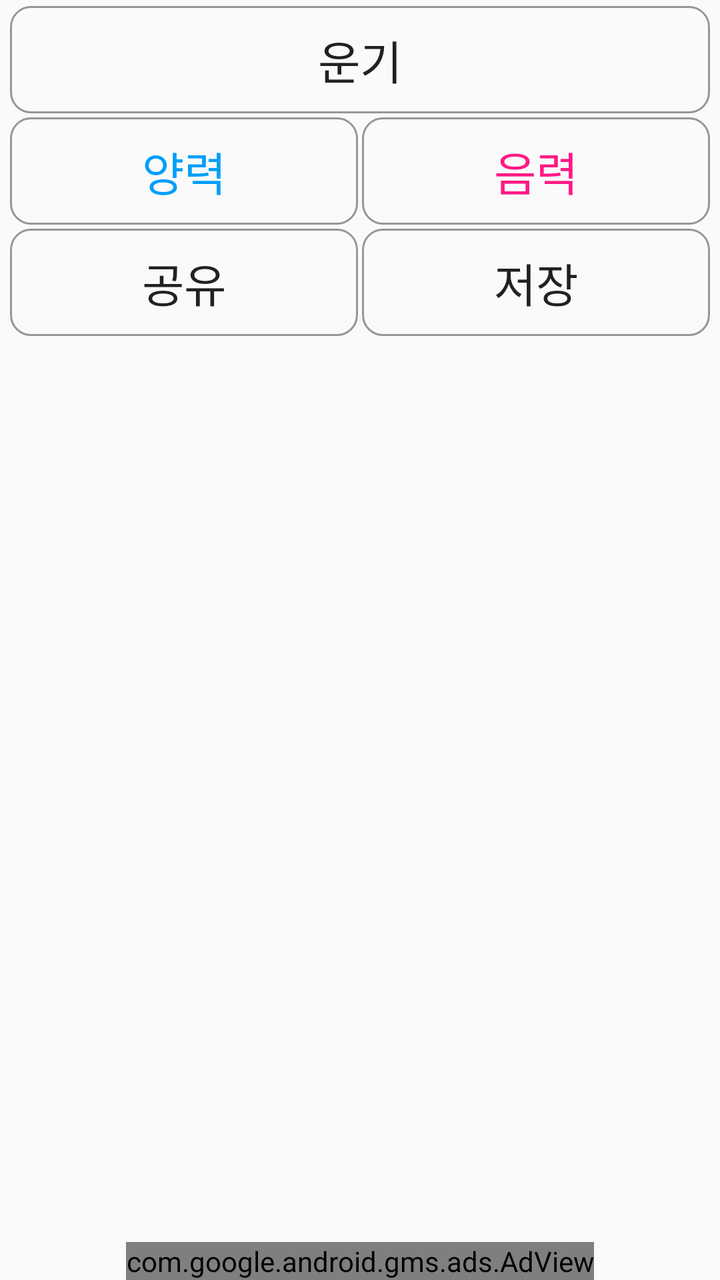
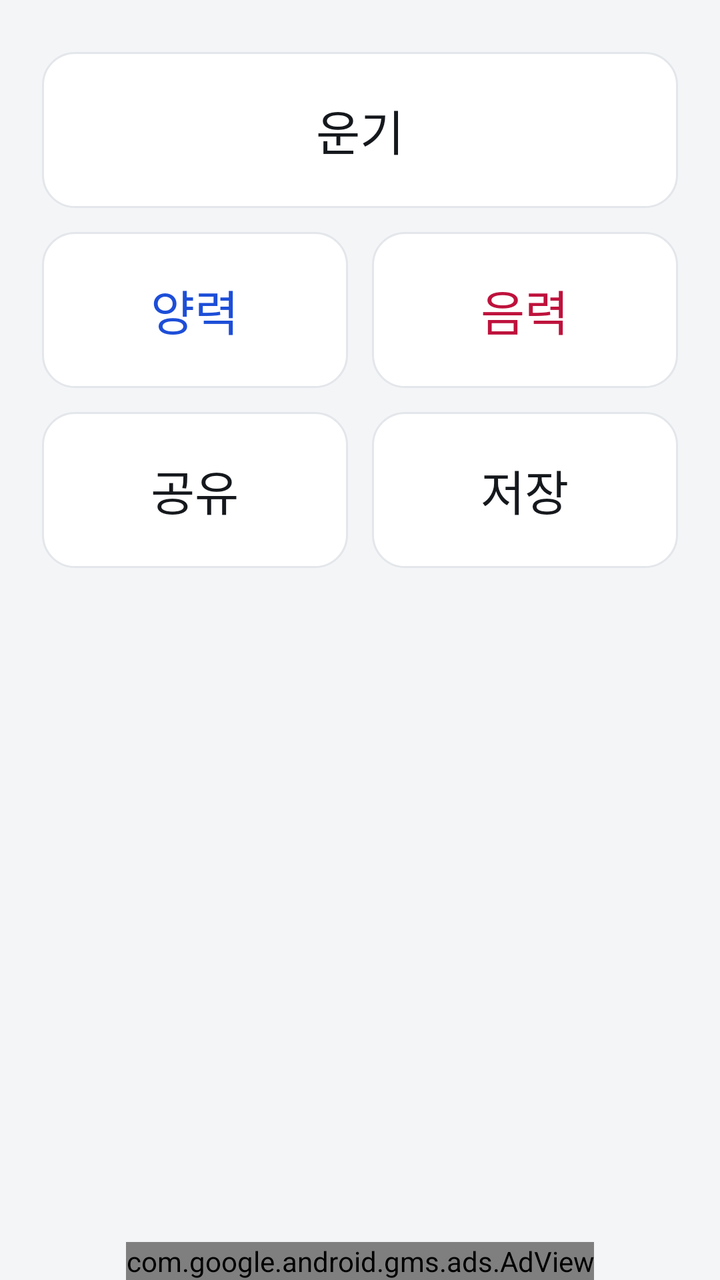

Screens rendered from an Android XML layout before and after an edit, with the pre-edit source and the edit as a unified diff.
<!-- AndroidManifest.xml: application theme AppTheme -->
<!-- res/layout/activity_ungi.xml -->
<?xml version="1.0" encoding="utf-8"?>
<RelativeLayout
    xmlns:android="http://schemas.android.com/apk/res/android"
    xmlns:ads="http://schemas.android.com/apk/res-auto"
    android:layout_width="match_parent"
    android:layout_height="match_parent"
    android:layout_centerHorizontal="true">

    <com.google.android.gms.ads.AdView
        android:id="@+id/adView"
        android:layout_width="wrap_content"
        android:layout_height="wrap_content"
        android:layout_centerHorizontal="true"
        android:layout_alignParentBottom="true"
        ads:adSize="BANNER"
        ads:adUnitId="@string/banner_ad_unit_id" />

    <Button
        android:id="@+id/button_ungi"
        android:layout_width="fill_parent"
        android:layout_height="wrap_content"
        android:layout_alignParentTop="true"
        android:layout_centerHorizontal="true"
        android:layout_marginLeft="5dp"
        android:layout_marginRight="5dp"
        android:layout_marginTop="3dp"
        android:background="@drawable/button_test"
        android:text="운기"
        android:textSize="23dp" />

    <LinearLayout
        android:id="@+id/linearLayout3"
        android:layout_width="match_parent"
        android:layout_height="wrap_content"
        android:layout_below="@+id/button_ungi"
        android:layout_centerHorizontal="true"
        android:layout_marginTop="2dp"
        android:orientation="horizontal">

        <Button
            android:id="@+id/button_plus"
            android:layout_width="match_parent"
            android:layout_height="wrap_content"
            android:layout_marginLeft="5dp"
            android:layout_marginRight="1dp"
            android:layout_weight="1"
            android:background="@drawable/button_test"
            android:text="양력"
            android:textColor="#009EF9"
            android:textSize="23dp" />

        <Button
            android:id="@+id/button_minus"
            android:layout_width="match_parent"
            android:layout_height="wrap_content"
            android:layout_marginLeft="1dp"
            android:layout_marginRight="5dp"
            android:layout_weight="1"
            android:background="@drawable/button_test"
            android:text="음력"
            android:textColor="#FF1A85"
            android:textSize="23dp" />
    </LinearLayout>

    <LinearLayout
        android:id="@+id/linearLayout4"
        android:layout_width="match_parent"
        android:layout_height="wrap_content"
        android:layout_below="@+id/linearLayout3"
        android:layout_centerHorizontal="true"
        android:layout_marginTop="2dp"
        android:orientation="horizontal">

        <Button
            android:id="@+id/button_share"
            android:layout_width="match_parent"
            android:layout_height="wrap_content"
            android:layout_marginLeft="5dp"
            android:layout_marginRight="1dp"
            android:layout_weight="1"
            android:background="@drawable/button_test"
            android:text="공유"
            android:textSize="23dp" />

        <Button
            android:id="@+id/button_Card"
            android:layout_width="match_parent"
            android:layout_height="wrap_content"
            android:layout_marginLeft="1dp"
            android:layout_marginRight="5dp"
            android:layout_weight="1"
            android:background="@drawable/button_test"
            android:text="저장"
            android:textSize="23dp" />
    </LinearLayout>


</RelativeLayout>
<!-- resources referenced by this layout -->
<resources>
  <!-- drawable button_test (drawable) -->
  <?xml version="1.0" encoding="utf-8"?>
  <selector xmlns:android="http://schemas.android.com/apk/res/android">
    <item android:state_pressed="true" >
      <shape>
        <solid
            android:color="#E2E2E2" />
        <stroke
            android:width="1dp"
            android:color="#969696" />
        <padding
            android:left="10dp"
            android:top="10dp"
            android:right="10dp"
            android:bottom="10dp" />
        <corners android:radius="10dp" />  
      </shape>
    </item>
    <item>
      <shape>
        <solid
            android:startColor="#000000" />
        <stroke
            android:width="1dp"
            android:color="#969696" />
        <padding
            android:left="10dp"
            android:top="10dp"
            android:right="10dp"
            android:bottom="10dp" />
        <corners android:radius="10dp" />  
      </shape>
    </item>
  </selector>
  <string name="banner_ad_unit_id">ca-app-pub-1253642133922353/2152469025</string>
  <style name="AppTheme" parent="AppBaseTheme">
          
      </style>
  <style name="AppBaseTheme" parent="Theme.AppCompat.Light">
          
      </style>
</resources>

<!-- the commit's change to res/layout/activity_ungi.xml (unified diff, before → after) -->
@@ -2,6 +2,9 @@
 <RelativeLayout
     xmlns:android="http://schemas.android.com/apk/res/android"
     xmlns:ads="http://schemas.android.com/apk/res-auto"
+    android:paddingLeft="16dp"
+    android:paddingRight="16dp"
+    android:paddingTop="14dp"
     android:layout_width="match_parent"
     android:layout_height="match_parent"
     android:layout_centerHorizontal="true">
@@ -23,10 +26,10 @@
         android:layout_centerHorizontal="true"
         android:layout_marginLeft="5dp"
         android:layout_marginRight="5dp"
-        android:layout_marginTop="3dp"
+        android:layout_marginTop="12dp"
         android:background="@drawable/button_test"
         android:text="운기"
-        android:textSize="23dp" />
+        android:textSize="24sp" />
 
     <LinearLayout
         android:id="@+id/linearLayout3"
@@ -34,7 +37,7 @@
         android:layout_height="wrap_content"
         android:layout_below="@+id/button_ungi"
         android:layout_centerHorizontal="true"
-        android:layout_marginTop="2dp"
+        android:layout_marginTop="12dp"
         android:orientation="horizontal">
 
         <Button
@@ -42,24 +45,24 @@
             android:layout_width="match_parent"
             android:layout_height="wrap_content"
             android:layout_marginLeft="5dp"
-            android:layout_marginRight="1dp"
+            android:layout_marginRight="6dp"
             android:layout_weight="1"
             android:background="@drawable/button_test"
             android:text="양력"
-            android:textColor="#009EF9"
-            android:textSize="23dp" />
+            android:textColor="#1D4ED8"
+            android:textSize="24sp" />
 
         <Button
             android:id="@+id/button_minus"
             android:layout_width="match_parent"
             android:layout_height="wrap_content"
-            android:layout_marginLeft="1dp"
+            android:layout_marginLeft="6dp"
             android:layout_marginRight="5dp"
             android:layout_weight="1"
             android:background="@drawable/button_test"
             android:text="음력"
-            android:textColor="#FF1A85"
-            android:textSize="23dp" />
+            android:textColor="#BE123C"
+            android:textSize="24sp" />
     </LinearLayout>
 
     <LinearLayout
@@ -68,7 +71,7 @@
         android:layout_height="wrap_content"
         android:layout_below="@+id/linearLayout3"
         android:layout_centerHorizontal="true"
-        android:layout_marginTop="2dp"
+        android:layout_marginTop="12dp"
         android:orientation="horizontal">
 
         <Button
@@ -76,22 +79,22 @@
             android:layout_width="match_parent"
             android:layout_height="wrap_content"
             android:layout_marginLeft="5dp"
-            android:layout_marginRight="1dp"
+            android:layout_marginRight="6dp"
             android:layout_weight="1"
             android:background="@drawable/button_test"
             android:text="공유"
-            android:textSize="23dp" />
+            android:textSize="24sp" />
 
         <Button
             android:id="@+id/button_Card"
             android:layout_width="match_parent"
             android:layout_height="wrap_content"
-            android:layout_marginLeft="1dp"
+            android:layout_marginLeft="6dp"
             android:layout_marginRight="5dp"
             android:layout_weight="1"
             android:background="@drawable/button_test"
             android:text="저장"
-            android:textSize="23dp" />
+            android:textSize="24sp" />
     </LinearLayout>
 
 
<!-- resource entries referenced after the edit -->
@@ -3,43 +3,63 @@
   <!-- drawable button_test (drawable) -->
   <?xml version="1.0" encoding="utf-8"?>
   <selector xmlns:android="http://schemas.android.com/apk/res/android">
-    <item android:state_pressed="true" >
-      <shape>
-        <solid
-            android:color="#E2E2E2" />
-        <stroke
-            android:width="1dp"
-            android:color="#969696" />
-        <padding
-            android:left="10dp"
-            android:top="10dp"
-            android:right="10dp"
-            android:bottom="10dp" />
-        <corners android:radius="10dp" />  
-      </shape>
-    </item>
-    <item>
-      <shape>
-        <solid
-            android:startColor="#000000" />
-        <stroke
-            android:width="1dp"
-            android:color="#969696" />
-        <padding
-            android:left="10dp"
-            android:top="10dp"
-            android:right="10dp"
-            android:bottom="10dp" />
-        <corners android:radius="10dp" />  
-      </shape>
-    </item>
+      <item android:state_pressed="true">
+          <shape android:shape="rectangle">
+              <solid android:color="@color/accent_soft" />
+              <stroke
+                  android:width="1dp"
+                  android:color="@color/accent" />
+              <padding
+                  android:left="12dp"
+                  android:top="12dp"
+                  android:right="12dp"
+                  android:bottom="12dp" />
+              <corners android:radius="16dp" />
+          </shape>
+      </item>
+      <item>
+          <shape android:shape="rectangle">
+              <solid android:color="@color/surface" />
+              <stroke
+                  android:width="1dp"
+                  android:color="@color/outline" />
+              <padding
+                  android:left="12dp"
+                  android:top="12dp"
+                  android:right="12dp"
+                  android:bottom="12dp" />
+              <corners android:radius="16dp" />
+          </shape>
+      </item>
   </selector>
   <string name="banner_ad_unit_id">ca-app-pub-1253642133922353/2152469025</string>
   <style name="AppTheme" parent="AppBaseTheme">
+          <item name="colorPrimary">@color/bar</item>
+          <item name="colorPrimaryDark">@color/bar_dark</item>
+          <item name="colorAccent">@color/accent</item>
+          <item name="android:windowBackground">@color/bg</item>
+          <item name="android:buttonStyle">@style/AppButton</item>
+      </style>
+  <color name="accent_soft">#E7F1EC</color>
+  <color name="accent">#1F6E43</color>
+  <color name="surface">#FFFFFF</color>
+  <color name="outline">#E3E6EA</color>
+  <style name="AppBaseTheme" parent="Theme.MaterialComponents.Light.Bridge">
           
       </style>
-  <style name="AppBaseTheme" parent="Theme.AppCompat.Light">
-          
+  <color name="bar">#14171A</color>
+  <color name="bar_dark">#0B0D0F</color>
+  <color name="bg">#F4F5F7</color>
+  <style name="AppButton" parent="Widget.AppCompat.Button">
+          <item name="android:background">@drawable/button_test</item>
+          <item name="android:textColor">@color/text_primary</item>
+          <item name="android:textSize">24sp</item>
+          <item name="android:fontFamily">sans-serif-medium</item>
+          <item name="android:textAllCaps">false</item>
+          <item name="android:minHeight">78dp</item>
+          <item name="android:stateListAnimator">@null</item>
+          <item name="android:elevation">0dp</item>
       </style>
+  <color name="text_primary">#15181C</color>
 </resources>
 
